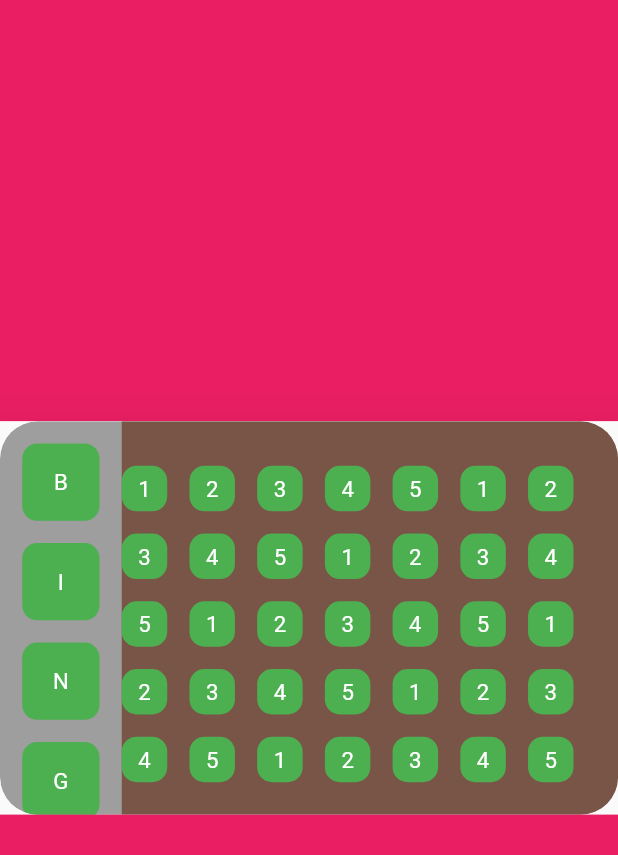
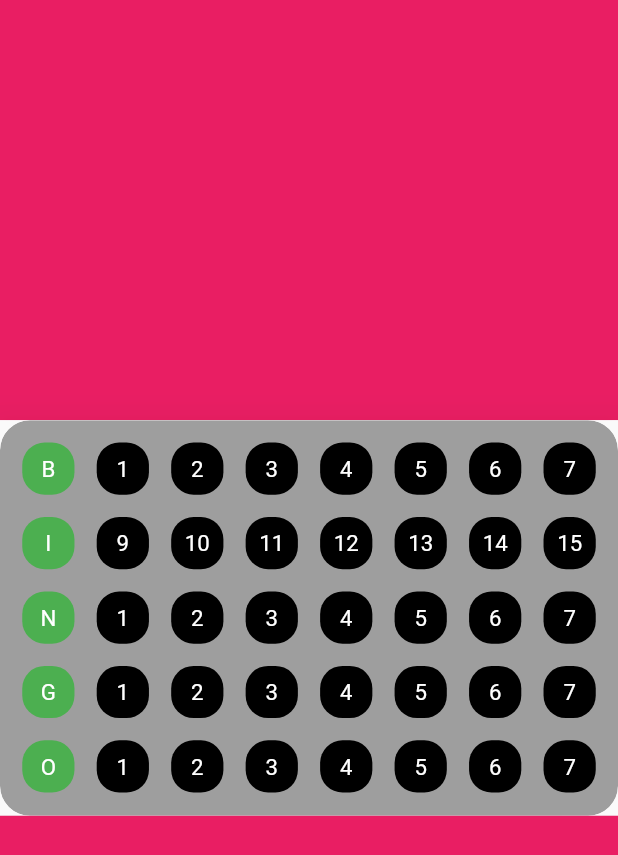
Before and after one commit to MaxiSoriano70/1erWidgetGrupo5, a Flutter app: the screen it shows after launch, on a phone screen of 412 x 824 dp. Shown: the top 855 px of the screen. Run offline on Flutter 3.47's test engine with Material 2 defaults, Android fonts, the phone set to English and light mode, and no system bars.

Commit message:
Enmaquetado casi listo

```diff
--- a/lib/src/components/bingo_card.dart
+++ b/lib/src/components/bingo_card.dart
@@ -1,3 +1,4 @@
+import 'package:flutter/foundation.dart';
 import 'package:flutter/material.dart';
 
 class BingoCard extends StatefulWidget {
@@ -14,191 +15,121 @@ class _BingoCardState extends State<BingoCard> {
   }
 
   Widget _bingoCard(double _width) {
+    List<String> listaDeNumeros=["1","2","3","4","5","6","7",
+      "9","10","11","12","13","14","15",
+      "1","2","3","4","5","6","7",
+      "1","2","3","4","5","6","7",
+      "1","2","3","4","5","6","7",];
+
+    List<String> listWithLetters(List<String> list){
+      List<String> listwithBingo=[];
+      int i=0;
+      int posicion=0;
+      while(i<40){
+        if(i==0){
+          listwithBingo.add("B");
+          i++;
+        }
+        else if(i==8){
+          listwithBingo.add("I");
+          i++;
+        }
+        else if(i==16){
+          listwithBingo.add("N");
+          i++;
+        }
+        else if(i==24){
+          listwithBingo.add("G");
+          i++;
+        }
+        else if(i==32){
+          listwithBingo.add("O");
+          i++;
+        }
+        else{
+          listwithBingo.add(list[posicion]);
+          i++;
+          posicion++;
+        }
+      }
+      return listwithBingo;
+    }
+    List<String> listwithBingo=[];
+    listwithBingo=listWithLetters(listaDeNumeros);
+
     return Material(
         elevation: 25,
         child: ClipRRect(
-        borderRadius: BorderRadius.circular(25),
+          borderRadius: BorderRadius.circular(20),
           child: Container(
             width: _width,
-          height:_width*0.6364,
+            height: _width*0.64,
             decoration: BoxDecoration(
-            borderRadius: BorderRadius.circular(25),
+              borderRadius: BorderRadius.circular(20),
               color: Colors.grey,
             ),
-          child: Row(
-              children: [
-                Container(
-                  width: _width/8 + _width*0.072,
-                  height:_width*0.64,
-                  child: _GridViewLetter(_width),
+            child: GridView.builder(
+              padding: EdgeInsets.all(_width*0.072/2),
+              itemCount: listwithBingo.length,
+              physics: const NeverScrollableScrollPhysics(),
+              gridDelegate: SliverGridDelegateWithFixedCrossAxisCount(
+                crossAxisCount: 8,
+                crossAxisSpacing: (_width*0.072/2),
+                mainAxisSpacing: _width*0.072/2
               ),
-                Container(
-                  width: _width-(_width/8 + _width*0.072),
-                  height: _width*0.64,
-                  color: Colors.brown,
-                  child: _GridViewNumber(_width),)
-            ],
+              itemBuilder: (context, index){
+                return _LetterOrNumber(context,index,_width,listwithBingo[index]);
+              },
             ),
           ),
-      ),
-    );
-  }
-_GridViewLetter(double _width)
-{
-  return GridView.count(
-    primary: false,
-    crossAxisCount: 1,
-    padding: EdgeInsets.all((_width*0.072)/2),
-    crossAxisSpacing: (_width*0.072)/2,
-    mainAxisSpacing: (_width*0.072)/2,
-    children: [
-      _cardLetter("B", Colors.green, Colors.white,_width),
-      _cardLetter("I", Colors.green, Colors.white,_width),
-      _cardLetter("N", Colors.green, Colors.white,_width),
-      _cardLetter("G", Colors.green, Colors.white,_width),
-      _cardLetter("O", Colors.green, Colors.white,_width),
-    ],
-  );
-}
- /* Widget _GridViewLetter(double _width) {
-    return GridView.count(
-      padding: const EdgeInsets.symmetric(horizontal: 10,vertical: 5),
-      gridDelegate: const SliverGridDelegateWithFixedCrossAxisCount(
-        crossAxisCount: 1,
-        mainAxisSpacing: _width*0.072,
-        crossAxisSpacing: _width*0.072,
-      ),
-      children: [
-        _cardLetter("B", Colors.green, Colors.white,_width),
-        _cardLetter("I", Colors.green, Colors.white,_width),
-        _cardLetter("N", Colors.green, Colors.white,_width),
-        _cardLetter("G", Colors.green, Colors.white,_width),
-        _cardLetter("O", Colors.green, Colors.white,_width),
-      ],
-    );
-  }*/
-
-  Widget _cardLetter(String letter, Color colorBackground, Color colorText, double _width) {
-    return Container(
-      width: _width*0.072,
-      height: _width*0.072,
-      decoration: BoxDecoration(
-        borderRadius: BorderRadius.circular(10),
-        color: colorBackground,
-      ),
-      child: Center(
-        child: Text(letter, style: TextStyle(color: colorText, fontSize: _width*0.036),),
-      ),
-    );
+        ));
   }
 
-  Widget _ButtonNumber(String number,Color colorBackground, Color colorText, double _width){
+  Widget _LetterOrNumber(context, index,double _width, String text){
+    if(index==0 || index==8 || index==16 || index==24 || index==32){
+      return _cardLetter(context, index,_width,text);
+    }
+    else {
+      return _buttonNumber(context, index,_width,text);
+    }
+  }
+
+  Widget _cardLetter(context, index, double _width, String letter/*, Color colorBackground, Color colorText*/) {
     return InkWell(
       onTap: (){},
       child: Container(
         width: _width*0.072,
         height: _width*0.072,
         decoration: BoxDecoration(
-          borderRadius: BorderRadius.circular(10),
-          color: colorBackground,
+          borderRadius: BorderRadius.circular(15),
+          color: Colors.green,
         ),
         child: Center(
-          child: Text(number, style: TextStyle(color: colorText, fontSize: _width*0.036),),
+          child: Text(letter, style: TextStyle(color: Colors.white, fontSize: _width*0.036),),
         ),
       ),
     );
   }
-Widget _GridViewNumber(double _width){
-    return GridView.count(
-      primary: false,
-      crossAxisCount: 7,
-      padding: EdgeInsets.only(right: _width*0.072, top: _width*0.072, bottom: _width*0.072),
-      crossAxisSpacing: (_width*0.072)/2,
-      mainAxisSpacing: (_width*0.072)/2,
-      children: [
-        _ButtonNumber("1", Colors.green, Colors.white,_width),
-        _ButtonNumber("2", Colors.green, Colors.white,_width),
-        _ButtonNumber("3", Colors.green, Colors.white,_width),
-        _ButtonNumber("4", Colors.green, Colors.white,_width),
-        _ButtonNumber("5", Colors.green, Colors.white,_width),
-        _ButtonNumber("1", Colors.green, Colors.white,_width),
-        _ButtonNumber("2", Colors.green, Colors.white,_width),
-        _ButtonNumber("3", Colors.green, Colors.white,_width),
-        _ButtonNumber("4", Colors.green, Colors.white,_width),
-        _ButtonNumber("5", Colors.green, Colors.white,_width),
-        _ButtonNumber("1", Colors.green, Colors.white,_width),
-        _ButtonNumber("2", Colors.green, Colors.white,_width),
-        _ButtonNumber("3", Colors.green, Colors.white,_width),
-        _ButtonNumber("4", Colors.green, Colors.white,_width),
-        _ButtonNumber("5", Colors.green, Colors.white,_width),
-        _ButtonNumber("1", Colors.green, Colors.white,_width),
-        _ButtonNumber("2", Colors.green, Colors.white,_width),
-        _ButtonNumber("3", Colors.green, Colors.white,_width),
-        _ButtonNumber("4", Colors.green, Colors.white,_width),
-        _ButtonNumber("5", Colors.green, Colors.white,_width),
-        _ButtonNumber("1", Colors.green, Colors.white,_width),
-        _ButtonNumber("2", Colors.green, Colors.white,_width),
-        _ButtonNumber("3", Colors.green, Colors.white,_width),
-        _ButtonNumber("4", Colors.green, Colors.white,_width),
-        _ButtonNumber("5", Colors.green, Colors.white,_width),
-        _ButtonNumber("1", Colors.green, Colors.white,_width),
-        _ButtonNumber("2", Colors.green, Colors.white,_width),
-        _ButtonNumber("3", Colors.green, Colors.white,_width),
-        _ButtonNumber("4", Colors.green, Colors.white,_width),
-        _ButtonNumber("5", Colors.green, Colors.white,_width),
-        _ButtonNumber("1", Colors.green, Colors.white,_width),
-        _ButtonNumber("2", Colors.green, Colors.white,_width),
-        _ButtonNumber("3", Colors.green, Colors.white,_width),
-        _ButtonNumber("4", Colors.green, Colors.white,_width),
-        _ButtonNumber("5", Colors.green, Colors.white,_width),
-      ],
+
+  Widget _buttonNumber(context, index, double _width, String number/*,Color colorBackground, Color colorText*/){
+    bool hasBeenPressed= false;
+    return InkWell(
+      onTap: () =>
+        setState(()=>
+          hasBeenPressed = !hasBeenPressed
+        ),
+        child: Container(
+        width: _width*0.072,
+        height: _width*0.072,
+        decoration: BoxDecoration(
+          borderRadius: BorderRadius.circular(15),
+          color: hasBeenPressed? Colors.pink: Colors.black,
+        ),
+        child: Center(
+          child: Text(number,
+            style: TextStyle(color: Colors.white, fontSize: _width*0.036),),
+        ),
+      ),
     );
   }
- /* Widget _GridViewNumber(){
-    return GridView(
-      padding: const EdgeInsets.symmetric(horizontal: 10,vertical: 5),
-      gridDelegate: const SliverGridDelegateWithFixedCrossAxisCount(
-          crossAxisCount: 7,
-          mainAxisSpacing: 10,
-          crossAxisSpacing: ()
-      ),
-      children: [
-        _ButtonNumber("1", Colors.green, Colors.white),
-        _ButtonNumber("2", Colors.green, Colors.white),
-        _ButtonNumber("3", Colors.green, Colors.white),
-        _ButtonNumber("4", Colors.green, Colors.white),
-        _ButtonNumber("5", Colors.green, Colors.white),
-        _ButtonNumber("1", Colors.green, Colors.white),
-        _ButtonNumber("2", Colors.green, Colors.white),
-        _ButtonNumber("3", Colors.green, Colors.white),
-        _ButtonNumber("4", Colors.green, Colors.white),
-        _ButtonNumber("5", Colors.green, Colors.white),
-        _ButtonNumber("1", Colors.green, Colors.white),
-        _ButtonNumber("2", Colors.green, Colors.white),
-        _ButtonNumber("3", Colors.green, Colors.white),
-        _ButtonNumber("4", Colors.green, Colors.white),
-        _ButtonNumber("5", Colors.green, Colors.white),
-        _ButtonNumber("1", Colors.green, Colors.white),
-        _ButtonNumber("2", Colors.green, Colors.white),
-        _ButtonNumber("3", Colors.green, Colors.white),
-        _ButtonNumber("4", Colors.green, Colors.white),
-        _ButtonNumber("5", Colors.green, Colors.white),
-        _ButtonNumber("1", Colors.green, Colors.white),
-        _ButtonNumber("2", Colors.green, Colors.white),
-        _ButtonNumber("3", Colors.green, Colors.white),
-        _ButtonNumber("4", Colors.green, Colors.white),
-        _ButtonNumber("5", Colors.green, Colors.white),
-        _ButtonNumber("1", Colors.green, Colors.white),
-        _ButtonNumber("2", Colors.green, Colors.white),
-        _ButtonNumber("3", Colors.green, Colors.white),
-        _ButtonNumber("4", Colors.green, Colors.white),
-        _ButtonNumber("5", Colors.green, Colors.white),
-        _ButtonNumber("1", Colors.green, Colors.white),
-        _ButtonNumber("2", Colors.green, Colors.white),
-        _ButtonNumber("3", Colors.green, Colors.white),
-        _ButtonNumber("4", Colors.green, Colors.white),
-        _ButtonNumber("5", Colors.green, Colors.white),
-      ],
-    );
-  }*/
 }
```
Lines whose indentation alone changed are shown as unchanged.
